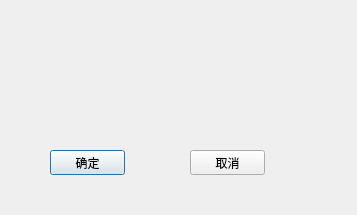
First picture: the form in deletegroupdialog.ui, repository z1908144712/QtFtpServer, before the edit.
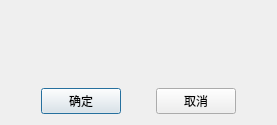
Second picture: the form after the edit.

Commit message: 优化界面和功能

Patch:
```diff
--- a/deletegroupdialog.ui
+++ b/deletegroupdialog.ui
@@ -6,52 +6,125 @@
    <rect>
     <x>0</x>
     <y>0</y>
-    <width>357</width>
-    <height>215</height>
+    <width>277</width>
+    <height>125</height>
    </rect>
   </property>
+  <property name="minimumSize">
+   <size>
+    <width>277</width>
+    <height>125</height>
+   </size>
+  </property>
+  <property name="maximumSize">
+   <size>
+    <width>277</width>
+    <height>125</height>
+   </size>
+  </property>
+  <property name="font">
+   <font>
+    <family>微软雅黑</family>
+   </font>
+  </property>
   <property name="windowTitle">
    <string>删除用户组</string>
   </property>
-  <widget class="QPushButton" name="confirm">
-   <property name="geometry">
-    <rect>
-     <x>50</x>
-     <y>150</y>
-     <width>75</width>
-     <height>25</height>
-    </rect>
-   </property>
-   <property name="text">
-    <string>确定</string>
-   </property>
-  </widget>
-  <widget class="QPushButton" name="cancel">
-   <property name="geometry">
-    <rect>
-     <x>190</x>
-     <y>150</y>
-     <width>75</width>
-     <height>25</height>
-    </rect>
-   </property>
-   <property name="text">
-    <string>取消</string>
-   </property>
-  </widget>
-  <widget class="QLabel" name="info">
-   <property name="geometry">
-    <rect>
-     <x>50</x>
-     <y>70</y>
-     <width>261</width>
-     <height>20</height>
-    </rect>
-   </property>
-   <property name="text">
-    <string/>
-   </property>
-  </widget>
+  <layout class="QVBoxLayout" name="verticalLayout">
+   <item>
+    <spacer name="verticalSpacer_2">
+     <property name="orientation">
+      <enum>Qt::Vertical</enum>
+     </property>
+     <property name="sizeHint" stdset="0">
+      <size>
+       <width>20</width>
+       <height>40</height>
+      </size>
+     </property>
+    </spacer>
+   </item>
+   <item>
+    <widget class="QLabel" name="info">
+     <property name="text">
+      <string/>
+     </property>
+     <property name="alignment">
+      <set>Qt::AlignCenter</set>
+     </property>
+    </widget>
+   </item>
+   <item>
+    <spacer name="verticalSpacer">
+     <property name="orientation">
+      <enum>Qt::Vertical</enum>
+     </property>
+     <property name="sizeHint" stdset="0">
+      <size>
+       <width>20</width>
+       <height>40</height>
+      </size>
+     </property>
+    </spacer>
+   </item>
+   <item>
+    <layout class="QHBoxLayout" name="horizontalLayout">
+     <item>
+      <spacer name="horizontalSpacer_2">
+       <property name="orientation">
+        <enum>Qt::Horizontal</enum>
+       </property>
+       <property name="sizeHint" stdset="0">
+        <size>
+         <width>40</width>
+         <height>20</height>
+        </size>
+       </property>
+      </spacer>
+     </item>
+     <item>
+      <widget class="QPushButton" name="confirm">
+       <property name="text">
+        <string>确定</string>
+       </property>
+      </widget>
+     </item>
+     <item>
+      <spacer name="horizontalSpacer">
+       <property name="orientation">
+        <enum>Qt::Horizontal</enum>
+       </property>
+       <property name="sizeHint" stdset="0">
+        <size>
+         <width>40</width>
+         <height>20</height>
+        </size>
+       </property>
+      </spacer>
+     </item>
+     <item>
+      <widget class="QPushButton" name="cancel">
+       <property name="text">
+        <string>取消</string>
+       </property>
+      </widget>
+     </item>
+     <item>
+      <spacer name="horizontalSpacer_3">
+       <property name="orientation">
+        <enum>Qt::Horizontal</enum>
+       </property>
+       <property name="sizeHint" stdset="0">
+        <size>
+         <width>40</width>
+         <height>20</height>
+        </size>
+       </property>
+      </spacer>
+     </item>
+    </layout>
+   </item>
+  </layout>
  </widget>
  <resources/>
  <connections/>
```
The commit also changes 4 other files.
